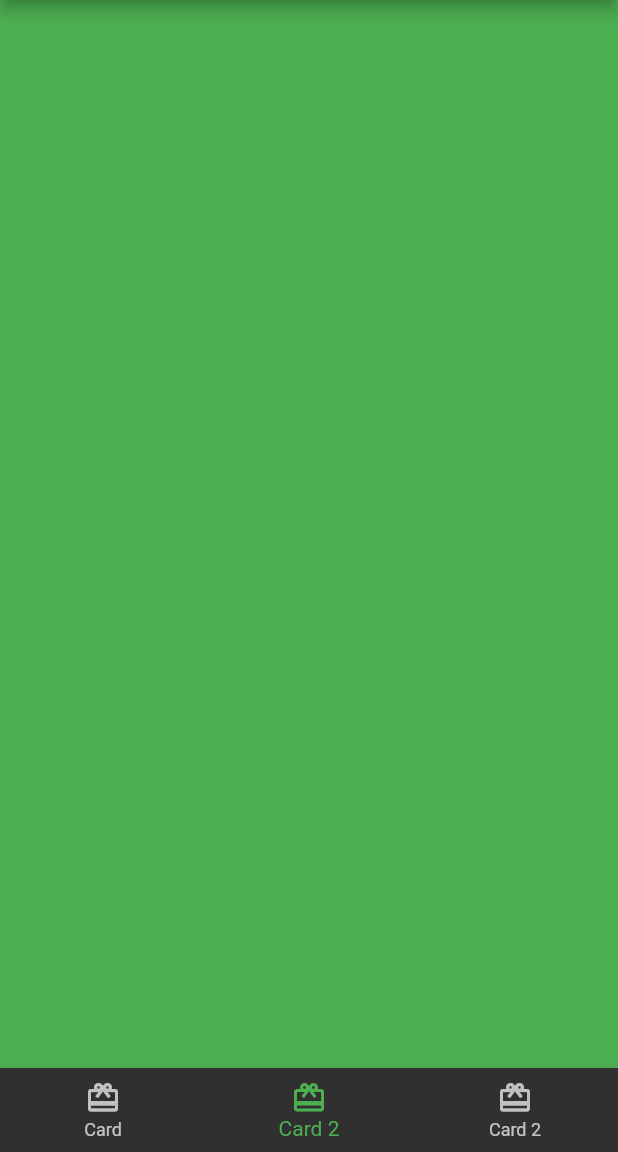
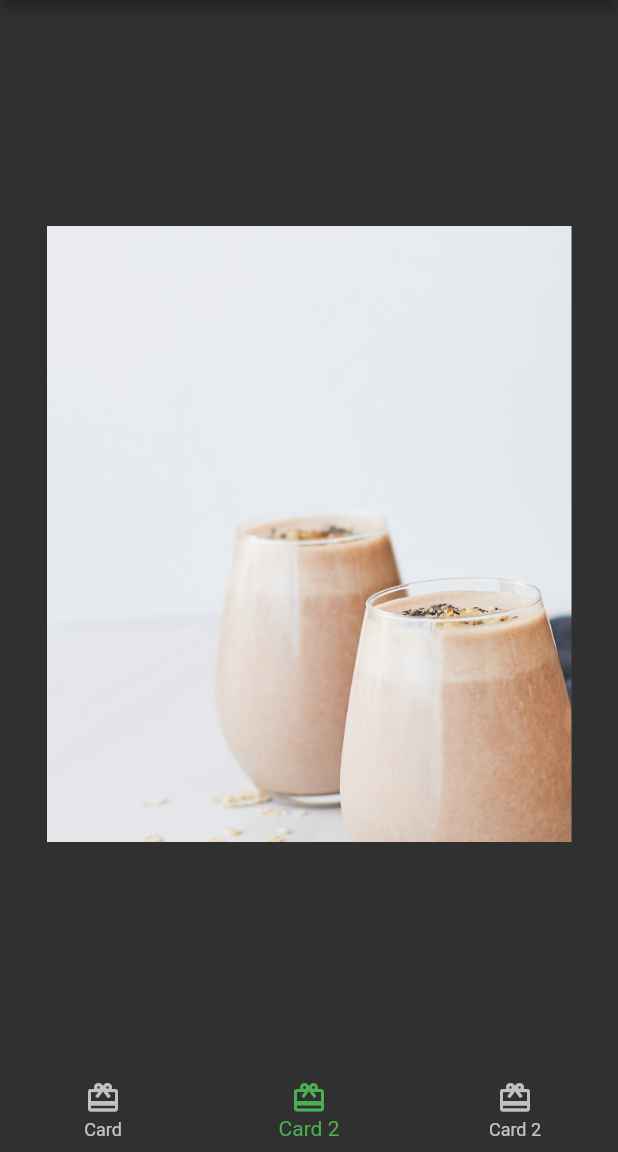
Before and after one commit to vedintech007/fooderlich, a Flutter app: the screen it shows after launch, item 2 of the bottom bar chosen, on a phone screen of 412 x 824 dp, the part 84-1236 px from its top. Run offline on Flutter 3.47's test engine with Material 2 defaults, Android fonts, the phone set to English and light mode, and no system bars; our stand-ins replace google_fonts.

```diff
--- /dev/null
+++ b/lib/cards/card2.dart
@@ -0,0 +1,36 @@
+import 'package:flutter/material.dart';
+
+class Card2 extends StatefulWidget {
+  const Card2({super.key});
+
+  @override
+  State<Card2> createState() => _Card2State();
+}
+
+class _Card2State extends State<Card2> {
+  @override
+  Widget build(BuildContext context) {
+    return Center(
+      child: Container(
+        constraints: const BoxConstraints.expand(
+          width: 350,
+          height: 450,
+        ),
+        decoration: const BoxDecoration(
+          image: DecorationImage(
+            image: AssetImage("assets/mag5.png"),
+          ),
+          borderRadius: BorderRadius.all(
+            Radius.circular(10.0),
+          ),
+        ),
+        child: Column(
+          children: [
+            // TODO: Add author information
+            // TODO: Add Positioned text
+          ],
+        ),
+      ),
+    );
+  }
+}
--- a/lib/pages/home.dart
+++ b/lib/pages/home.dart
@@ -1,5 +1,6 @@
 import 'package:flutter/material.dart';
-import 'package:fooderlich/card1.dart';
+import 'package:fooderlich/cards/card1.dart';
+import 'package:fooderlich/cards/card2.dart';
 
 class Home extends StatefulWidget {
   const Home({Key? key}) : super(key: key);
@@ -12,10 +13,8 @@ class HomeState extends State<Home> {
   // TODO: Add state variables and functions
   int _selectedIndex = 0;
   static List<Widget> pages = [
-    // TODO: Replace with Card1
     Card1(),
-    // TODO: Replace with Card2
-    Container(color: Colors.green),
+    Card2(),
     // TODO: Replace with Card3
     Container(color: Colors.blue)
   ];
```
Also changed, not shown: lib/card1.dart (deleted, +0 -62 lines), lib/cards/card1.dart (added, +64 -0 lines), lib/components/circle_image.dart (added, +25 -0 lines).
